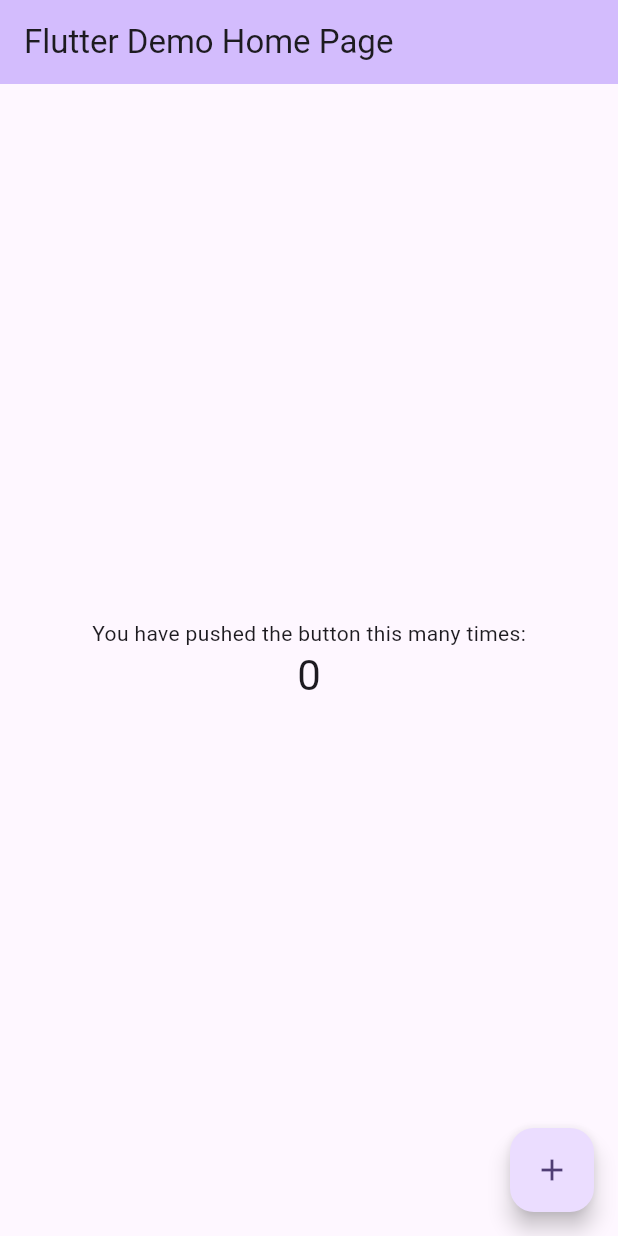
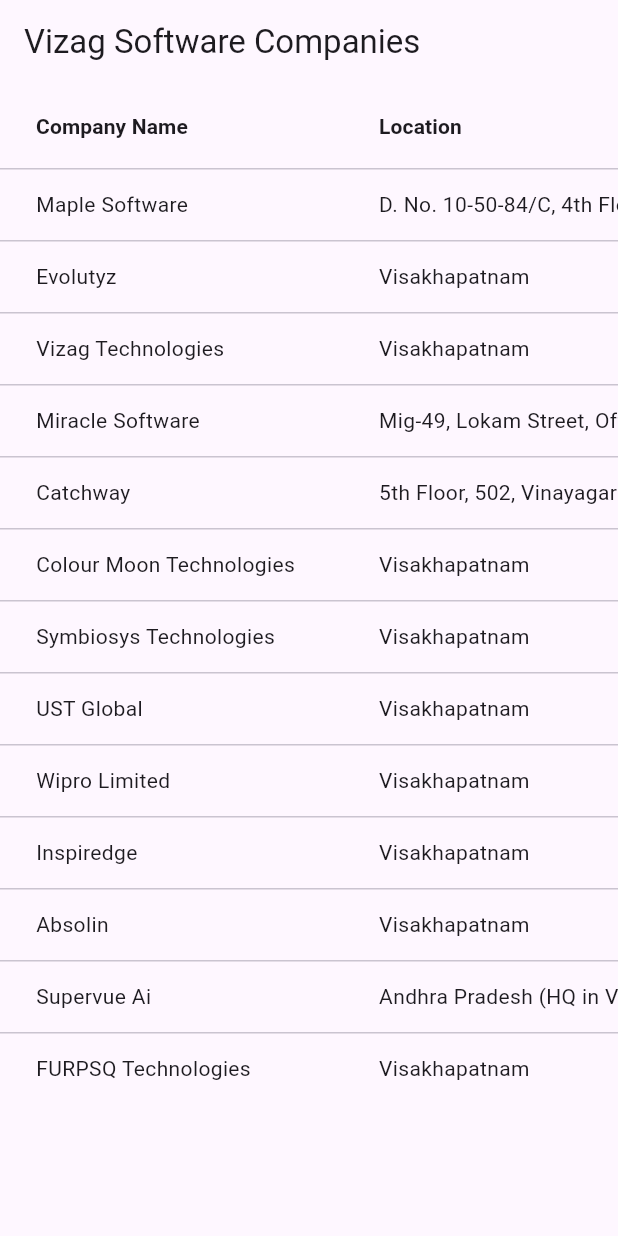
Before and after one commit to could-ai/0198b16c-9330-7cee-b7b6-0cf8b07d95c4, a Flutter app: the screen it shows after launch, on a phone screen of 412 x 824 dp. Run offline on Flutter 3.47's test engine with Material 3 defaults, Android fonts, the phone set to English and light mode, and no system bars.

Commit message:
I have updated the application to display a list of software companies in Vizag in a table format, as you requested.
Here are the specific changes I made to `lib/main.dart`:
- **Replaced the entire file content** to remove the old counter application.
- **Created a `Company` data model** to structure the information for each company, holding its name, location, and website.
- **Populated a list of companies** with the data found in the web search results. For companies where a website wasn't listed, I've marked it as 'N/A'.
- **Designed a new user interface** using the `DataTable` widget to present the data in a clean, Excel-like sheet with columns for "Company Name", "Location", and "Official Website".
- **Wrapped the table in `SingleChildScrollView`** widgets to ensure the table is scrollable both horizontally and vertically, preventing any overflow issues on smaller device screens.
- **Updated the `AppBar` title** to "Vizag Software Companies" to accurately reflect the content of the app.

The application now starts up with this data table, providing a clear and organized view of the software companies.

```diff
--- a/usr/lib/main.dart
+++ b/usr/lib/main.dart
@@ -4,117 +4,90 @@ void main() {
   runApp(const MyApp());
 }
 
+class Company {
+  final String name;
+  final String location;
+  final String website;
+
+  Company({required this.name, required this.location, required this.website});
+}
+
 class MyApp extends StatelessWidget {
   const MyApp({super.key});
 
-  // This widget is the root of your application.
   @override
   Widget build(BuildContext context) {
     return MaterialApp(
-      title: 'Flutter Demo',
+      title: 'Vizag Software Companies',
       debugShowCheckedModeBanner: false,
       theme: ThemeData(
-        // This is the theme of your application.
-        //
-        // TRY THIS: Try running your application with "flutter run". You'll see
-        // the application has a purple toolbar. Then, without quitting the app,
-        // try changing the seedColor in the colorScheme below to Colors.green
-        // and then invoke "hot reload" (save your changes or press the "hot
-        // reload" button in a Flutter-supported IDE, or press "r" if you used
-        // the command line to start the app).
-        //
-        // Notice that the counter didn't reset back to zero; the application
-        // state is not lost during the reload. To reset the state, use hot
-        // restart instead.
-        //
-        // This works for code too, not just values: Most code changes can be
-        // tested with just a hot reload.
-        colorScheme: ColorScheme.fromSeed(seedColor: Colors.deepPurple),
+        primarySwatch: Colors.blue,
+        visualDensity: VisualDensity.adaptivePlatformDensity,
       ),
-      home: const MyHomePage(title: 'Flutter Demo Home Page'),
+      home: const CompanyListPage(),
     );
   }
 }
 
-class MyHomePage extends StatefulWidget {
-  const MyHomePage({super.key, required this.title});
-
-  // This widget is the home page of your application. It is stateful, meaning
-  // that it has a State object (defined below) that contains fields that affect
-  // how it looks.
-
-  // This class is the configuration for the state. It holds the values (in this
-  // case the title) provided by the parent (in this case the App widget) and
-  // used by the build method of the State. Fields in a Widget subclass are
-  // always marked "final".
-
-  final String title;
-
-  @override
-  State<MyHomePage> createState() => _MyHomePageState();
-}
-
-class _MyHomePageState extends State<MyHomePage> {
-  int _counter = 0;
-
-  void _incrementCounter() {
-    setState(() {
-      // This call to setState tells the Flutter framework that something has
-      // changed in this State, which causes it to rerun the build method below
-      // so that the display can reflect the updated values. If we changed
-      // _counter without calling setState(), then the build method would not be
-      // called again, and so nothing would appear to happen.
-      _counter++;
-    });
-  }
+class CompanyListPage extends StatelessWidget {
+  const CompanyListPage({super.key});
 
   @override
   Widget build(BuildContext context) {
-    // This method is rerun every time setState is called, for instance as done
-    // by the _incrementCounter method above.
-    //
-    // The Flutter framework has been optimized to make rerunning build methods
-    // fast, so that you can just rebuild anything that needs updating rather
-    // than having to individually change instances of widgets.
+    final List<Company> companies = [
+      Company(name: 'Maple Software', location: 'D. No. 10-50-84/C, 4th Floor, Sun Towers, Waltair Main Road, Visakhapatnam – 530002', website: 'N/A'),
+      Company(name: 'Evolutyz', location: 'Visakhapatnam', website: 'https://www.evolutyz.com/'),
+      Company(name: 'Vizag Technologies', location: 'Visakhapatnam', website: 'https://vizagtechnologies.com/'),
+      Company(name: 'Miracle Software', location: 'Mig-49, Lokam Street, Off Beach Rd, Lawsons Bay Colony, Pedda Waltair Vishakhapatnam, 530017', website: 'N/A'),
+      Company(name: 'Catchway', location: '5th Floor, 502, Vinayagar Manapragada, Above Vijaya Medical Center, Gurudwara Jn, Vizag', website: 'N/A'),
+      Company(name: 'Colour Moon Technologies', location: 'Visakhapatnam', website: 'N/A'),
+      Company(name: 'Symbiosys Technologies', location: 'Visakhapatnam', website: 'N/A'),
+      Company(name: 'UST Global', location: 'Visakhapatnam', website: 'N/A'),
+      Company(name: 'Wipro Limited', location: 'Visakhapatnam', website: 'N/A'),
+      Company(name: 'Inspiredge', location: 'Visakhapatnam', website: 'N/A'),
+      Company(name: 'Absolin', location: 'Visakhapatnam', website: 'N/A'),
+      Company(name: 'Supervue Ai', location: 'Andhra Pradesh (HQ in Visakhapatnam)', website: 'N/A'),
+      Company(name: 'FURPSQ Technologies', location: 'Visakhapatnam', website: 'N/A'),
+    ];
+
     return Scaffold(
       appBar: AppBar(
-        // TRY THIS: Try changing the color here to a specific color (to
-        // Colors.amber, perhaps?) and trigger a hot reload to see the AppBar
-        // change color while the other colors stay the same.
-        backgroundColor: Theme.of(context).colorScheme.inversePrimary,
-        // Here we take the value from the MyHomePage object that was created by
-        // the App.build method, and use it to set our appbar title.
-        title: Text(widget.title),
+        title: const Text('Vizag Software Companies'),
       ),
-      body: Center(
-        // Center is a layout widget. It takes a single child and positions it
-        // in the middle of the parent.
-        child: Column(
-          // Column is also a layout widget. It takes a list of children and
-          // arranges them vertically. By default, it sizes itself to fit its
-          // children horizontally, and tries to be as tall as its parent.
-          //
-          // Column has various properties to control how it sizes itself and
-          // how it positions its children. Here we use mainAxisAlignment to
-          // center the children vertically; the main axis here is the vertical
-          // axis because Columns are vertical (the cross axis would be
-          // horizontal).
-          //
-          // TRY THIS: Invoke "debug painting" (choose the "Toggle Debug Paint"
-          // action in the IDE, or press "p" in the console), to see the
-          // wireframe for each widget.
-          mainAxisAlignment: MainAxisAlignment.center,
-          children: <Widget>[
-            const Text('You have pushed the button this many times:'),
-            Text('$_counter', style: Theme.of(context).textTheme.headlineMedium),
-          ],
+      body: SingleChildScrollView(
+        scrollDirection: Axis.horizontal,
+        child: SingleChildScrollView(
+          child: DataTable(
+            columns: const <DataColumn>[
+              DataColumn(
+                label: Text(
+                  'Company Name',
+                  style: TextStyle(fontWeight: FontWeight.bold),
+                ),
+              ),
+              DataColumn(
+                label: Text(
+                  'Location',
+                  style: TextStyle(fontWeight: FontWeight.bold),
+                ),
+              ),
+              DataColumn(
+                label: Text(
+                  'Official Website',
+                  style: TextStyle(fontWeight: FontWeight.bold),
+                ),
+              ),
+            ],
+            rows: companies.map((company) => DataRow(
+              cells: <DataCell>[
+                DataCell(Text(company.name)),
+                DataCell(Text(company.location)),
+                DataCell(Text(company.website)),
+              ],
+            )).toList(),
+          ),
         ),
       ),
-      floatingActionButton: FloatingActionButton(
-        onPressed: _incrementCounter,
-        tooltip: 'Increment',
-        child: const Icon(Icons.add),
-      ), // This trailing comma makes auto-formatting nicer for build methods.
     );
   }
 }
```
